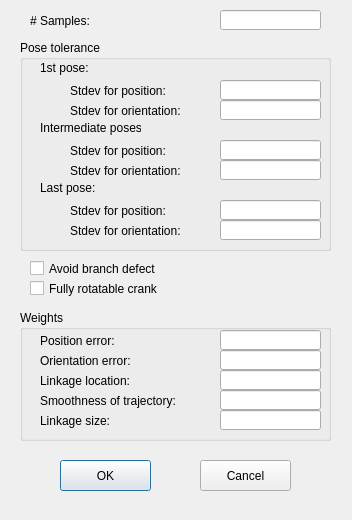
Old version of the form KinematicDesign/LinkageSynthesisOptionDialog.ui in the repository gnishida/KinematicDesign.
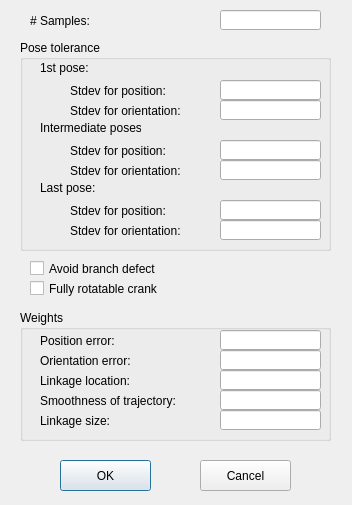
New version of the form.

```diff
--- a/KinematicDesign/LinkageSynthesisOptionDialog.ui
+++ b/KinematicDesign/LinkageSynthesisOptionDialog.ui
@@ -7,7 +7,7 @@
     <x>0</x>
     <y>0</y>
     <width>352</width>
-    <height>520</height>
+    <height>505</height>
    </rect>
   </property>
   <property name="windowTitle">
```
